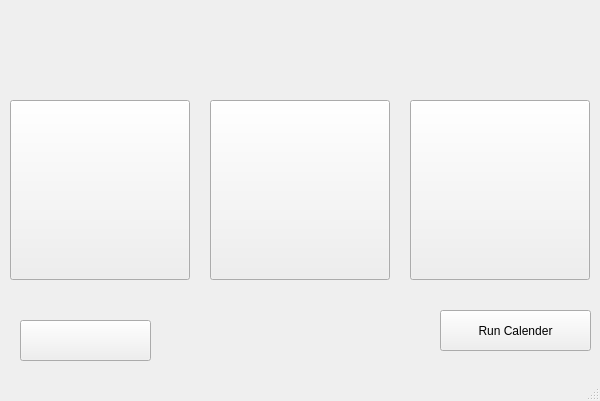
Old version of the form Team_GUI/Main/main.ui in the repository preferKim/Embedded_Team1.
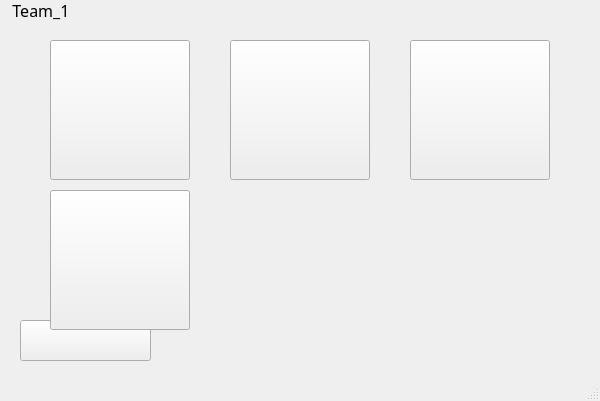
New version of the form.

What changed in the file:
```diff
--- a/Team_GUI/Main/main.ui
+++ b/Team_GUI/Main/main.ui
@@ -17,10 +17,10 @@
    <widget class="QPushButton" name="btn_run_email">
     <property name="geometry">
      <rect>
-      <x>10</x>
-      <y>100</y>
-      <width>180</width>
-      <height>180</height>
+      <x>50</x>
+      <y>40</y>
+      <width>140</width>
+      <height>140</height>
      </rect>
     </property>
     <property name="text">
@@ -30,10 +30,10 @@
    <widget class="QPushButton" name="btn_run_musicplayer">
     <property name="geometry">
      <rect>
-      <x>210</x>
-      <y>100</y>
-      <width>180</width>
-      <height>180</height>
+      <x>230</x>
+      <y>40</y>
+      <width>140</width>
+      <height>140</height>
      </rect>
     </property>
     <property name="text">
@@ -44,9 +44,9 @@
     <property name="geometry">
      <rect>
       <x>410</x>
-      <y>100</y>
-      <width>180</width>
-      <height>180</height>
+      <y>40</y>
+      <width>140</width>
+      <height>140</height>
      </rect>
     </property>
     <property name="text">
@@ -82,14 +82,36 @@
    <widget class="QPushButton" name="btn_run_calender">
     <property name="geometry">
      <rect>
-      <x>440</x>
-      <y>310</y>
-      <width>151</width>
-      <height>41</height>
+      <x>50</x>
+      <y>190</y>
+      <width>140</width>
+      <height>140</height>
      </rect>
     </property>
     <property name="text">
-     <string>Run Calender</string>
+     <string/>
+    </property>
+   </widget>
+   <widget class="QLabel" name="label_bar">
+    <property name="geometry">
+     <rect>
+      <x>0</x>
+      <y>0</y>
+      <width>600</width>
+      <height>21</height>
+     </rect>
+    </property>
+    <property name="font">
+     <font>
+      <family>Bahnschrift Condensed</family>
+      <pointsize>12</pointsize>
+     </font>
+    </property>
+    <property name="text">
+     <string>   Team_1</string>
+    </property>
+    <property name="textFormat">
+     <enum>Qt::PlainText</enum>
     </property>
    </widget>
   </widget>
```
